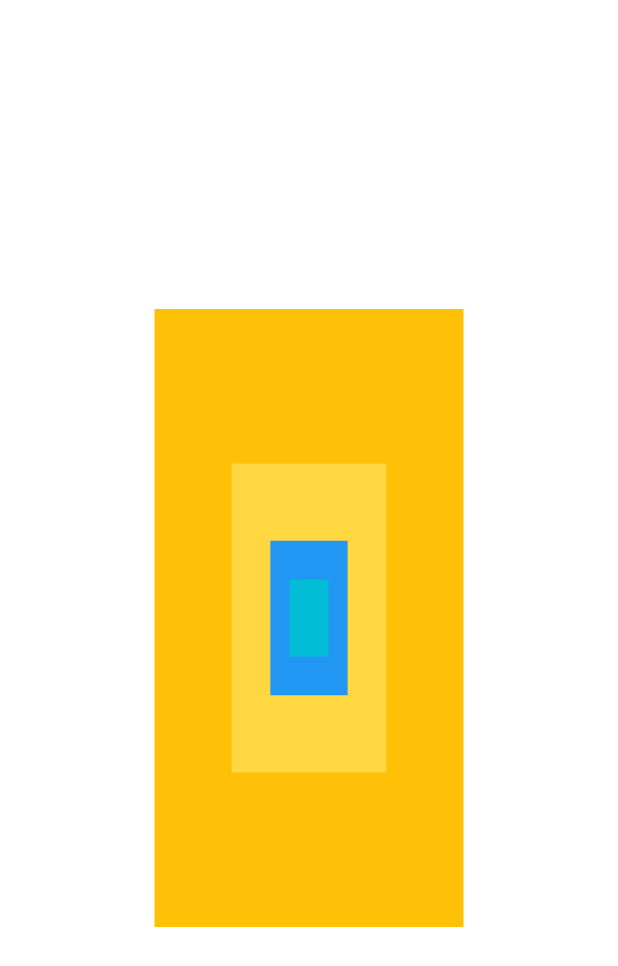
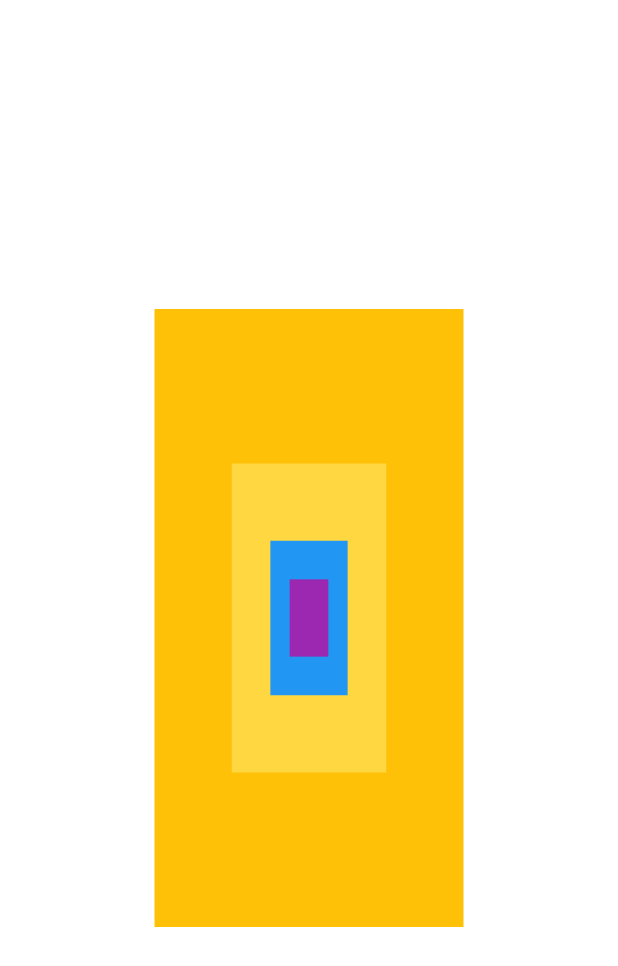
Before and after one commit to Pub-Dev/Lesson-Flutter-InheritedWidget, a Flutter app: the screen it shows after launch, on a phone screen of 412 x 824 dp. Shown: the top 966 px of the screen. Run offline on Flutter 3.47's test engine with Material 2 defaults, Android fonts, the phone set to English and light mode, and no system bars.

Commit message:
chore: improved code

```diff
--- a/lib/components/naga_theme.dart
+++ b/lib/components/naga_theme.dart
@@ -3,14 +3,12 @@ import 'package:flutter/cupertino.dart';
 class NagaTheme extends InheritedWidget {
   const NagaTheme({
     super.key,
+    required super.child,
     required this.principal1,
     required this.principal1Background,
     required this.principal2,
     required this.principal2Background,
-    required Widget child,
-  }) : super(
-          child: child,
-        );
+  });
 
   final Color principal1;
   final Color principal1Background;
--- a/lib/home_page.dart
+++ b/lib/home_page.dart
@@ -18,9 +18,11 @@ class HomePage extends StatelessWidget {
             principal2: Colors.cyan.shade200,
             principal1Background: Colors.cyan.shade100,
             principal2Background: Colors.purple,
-            child: Box(
-              color: NagaTheme.of(context).principal2Background,
-            ),
+            child: Builder(builder: (internalContext) {
+              return Box(
+                color: NagaTheme.of(internalContext).principal2Background,
+              );
+            }),
           ),
         ),
       ),
```
